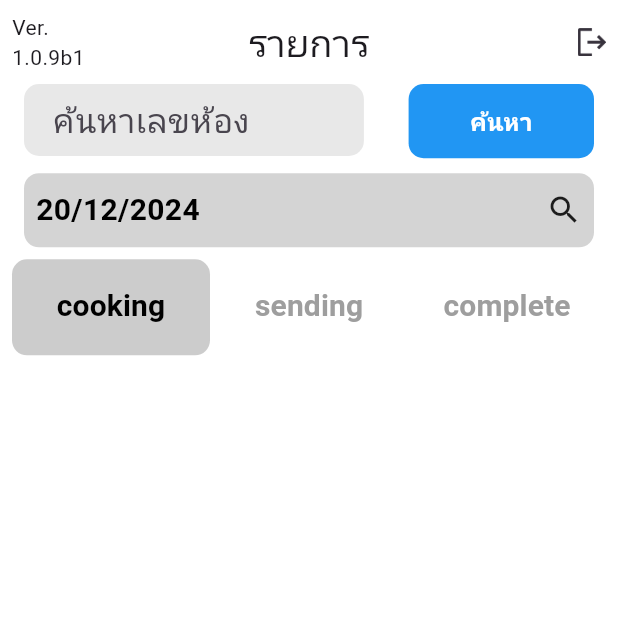
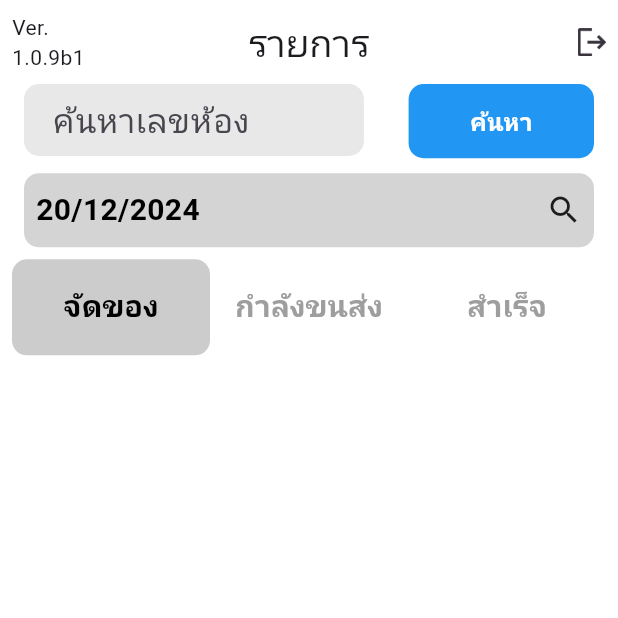
Before and after one commit to Maxza254411/stock_application_gas, a Flutter app: the OrderPage screen opened directly, on a phone screen of 412 x 824 dp, the top half of it. Run offline on Flutter 3.47's test engine with Material 3 defaults, Android fonts, the phone set to English and light mode, and no system bars; our stand-ins replace dropdown_search, flutter_datetime_picker_plus, google_nav_bar, loading_animation_widget, photo_view, shared_preferences; accounts and stored records are empty; Roboto replaces fonts that are missing (NotoSansThai).

Commit message:
เปลี่ยนชื่อเเถบขนส่ง

```diff
--- a/lib/order/OrderPage.dart
+++ b/lib/order/OrderPage.dart
@@ -440,7 +440,7 @@ class _OrderPageState extends State<OrderPage> with TickerProviderStateMixin {
                   tabs: [
                     Tab(
                       child: Text(
-                        'cooking',
+                        'จัดของ',
                         style: TextStyle(
                           fontWeight: FontWeight.bold,
                           fontSize: 20,
@@ -449,7 +449,7 @@ class _OrderPageState extends State<OrderPage> with TickerProviderStateMixin {
                     ),
                     Tab(
                       child: Text(
-                        'sending',
+                        'กำลังขนส่ง',
                         style: TextStyle(
                           fontWeight: FontWeight.bold,
                           fontSize: 20,
@@ -458,7 +458,7 @@ class _OrderPageState extends State<OrderPage> with TickerProviderStateMixin {
                     ),
                     Tab(
                       child: Text(
-                        'complete',
+                        'สำเร็จ',
                         style: TextStyle(
                           fontWeight: FontWeight.bold,
                           fontSize: 20,
@@ -789,7 +789,7 @@ class _OrderPageState extends State<OrderPage> with TickerProviderStateMixin {
                                                           transaction.roomNo == '' || transaction.roomNo == '0' || transaction.roomNo == null
                                                               ? SizedBox.shrink()
                                                               : Text(
-                                                                  "เลขที่ห้อง# ${transaction.roomNo} ",
+                                                                  "บ้านเลขที่ ${transaction.roomNo} ",
                                                                 ),
                                                           Text(
                                                             "สถานะ: ${transaction.receivedStatus} ",
@@ -799,7 +799,7 @@ class _OrderPageState extends State<OrderPage> with TickerProviderStateMixin {
                                                       transaction.Hn == '' || transaction.Hn == null
                                                           ? SizedBox.shrink()
                                                           : Text(
-                                                              "HN# ${transaction.Hn ?? ' - '}",
+                                                              "เบอร์โทร# ${transaction.Hn ?? ' - '}",
                                                             ),
                                                       transaction.customerName == '' || transaction.customerName == null
                                                           ? SizedBox.shrink()
```
